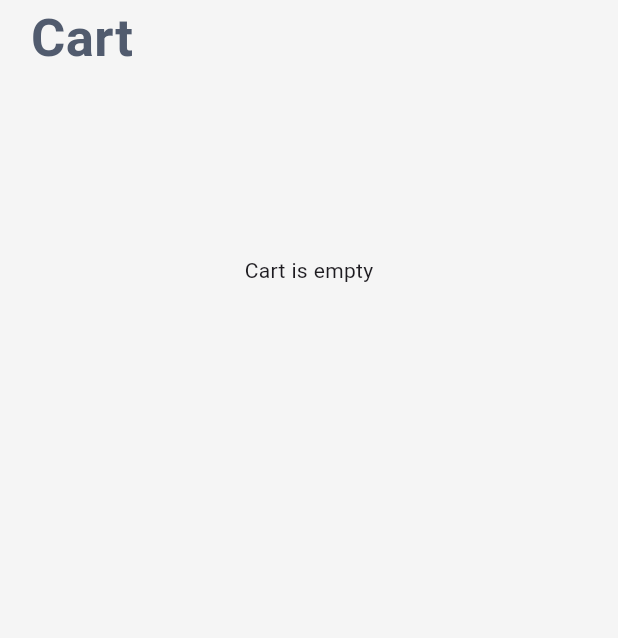
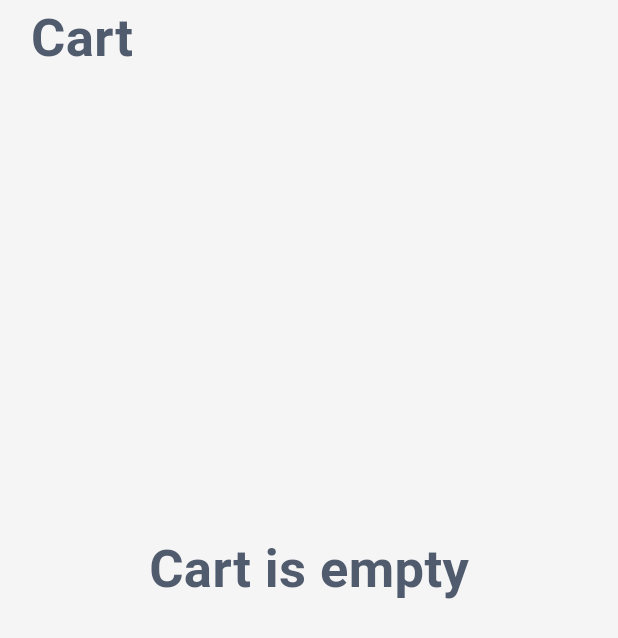
Before and after one commit to TASH-8/e_commerce_app, a Flutter app: the CartScreen screen opened by its route, on a phone screen of 412 x 824 dp. Shown: the top 638 px of the screen. Run offline on Flutter 3.47's test engine with Material 3 defaults, Android fonts, the light colour scheme and no system bars; drawn by our look-alikes of auto_size_text; our stand-ins replace bloc, equatable, flutter_bloc, flutter_svg, go_router, smooth_page_indicator.

Commit message:
adding cart ui without check out

```diff
--- a/lib/core/utils/constants.dart
+++ b/lib/core/utils/constants.dart
@@ -113,4 +113,5 @@ class Constants {
   static const String privacyPolicyTitle = "Privacy Policy";
   static const String faqTitle = "Frequently Asked Questions";
   static const String legalInformationTitle = "Legal Information";
+  static const String CARTISEMPTY = "Cart is empty" ;
 }
--- a/lib/features/cart/presentation/blocs/bloc/cart_event.dart
+++ b/lib/features/cart/presentation/blocs/bloc/cart_event.dart
@@ -18,6 +18,28 @@ class GetProductToCartEvent extends CartEvent {
   });
 }
 
-class IncrementEvent extends CartEvent {}
+class IncrementEvent extends CartEvent {
+  final String itemName;
 
-class DecreameantEvent extends CartEvent {}
+  const IncrementEvent(this.itemName);
+
+  @override
+  List<Object> get props => [itemName];
+}
+
+class DecreameantEvent extends CartEvent {
+  final String itemName;
+
+  const DecreameantEvent(this.itemName);
+
+  @override
+  List<Object> get props => [itemName];
+}
+
+class RemoveEvent extends CartEvent {
+    final String itemName;
+
+  const RemoveEvent({required this.itemName});
+  @override
+  List<Object> get props => [itemName];
+}
--- a/lib/features/cart/presentation/blocs/bloc/cart_state.dart
+++ b/lib/features/cart/presentation/blocs/bloc/cart_state.dart
@@ -1,39 +1,57 @@
-// // ignore_for_file: public_member_api_docs, sort_constructors_first
 import 'package:equatable/equatable.dart';
 
-enum CartStatus { initial, counterinitial, loaded, error, increment, decrement }
+class CartItem {
+  final String itemName;
+  final String itemPicture;
+  final double itemPrice;
+  final int quantity;
 
-class CartState extends Equatable {
-  final CartStatus status;
-  final String? itemName;
-  final String? itemPicture;
-  final double? itemPrice;
-  final int? quantity;
+  CartItem({
+    required this.itemName,
+    required this.itemPicture,
+    required this.itemPrice,
+    this.quantity = 1,
+  });
 
-  const CartState(
-      {required this.status,
-      this.itemName,
-      this.itemPicture,
-      this.itemPrice,
-      this.quantity = 1});
-
-  @override
-  List<Object?> get props =>
-      [status, itemName, itemPicture, itemPrice, quantity];
-
-  CartState copyWith({
-    CartStatus? status,
-    String? itemName,
-    String? itemPicture,
-    double? itemPrice,
-    int? quantity,
-  }) {
-    return CartState(
-      status: status ?? this.status,
-      itemName: itemName ?? this.itemName,
-      itemPicture: itemPicture ?? this.itemPicture,
-      itemPrice: itemPrice ?? this.itemPrice,
+  CartItem copyWith({int? quantity}) {
+    return CartItem(
+      itemName: itemName,
+      itemPicture: itemPicture,
+      itemPrice: itemPrice,
       quantity: quantity ?? this.quantity,
     );
   }
 }
+
+enum CartStatus {
+  initial,
+  counterinitial,
+  loaded,
+  error,
+  increment,
+  decrement,
+  remove
+}
+
+class CartState extends Equatable {
+  final CartStatus status;
+  final List<CartItem> items;
+
+  const CartState({
+    required this.status,
+    this.items = const [],
+  });
+
+  @override
+  List<Object?> get props => [status, items];
+
+  CartState copyWith({
+    CartStatus? status,
+    List<CartItem>? items,
+  }) {
+    return CartState(
+      status: status ?? this.status,
+      items: items ?? this.items,
+    );
+  }
+}
--- a/lib/features/cart/presentation/pages/cart_screen.dart
+++ b/lib/features/cart/presentation/pages/cart_screen.dart
@@ -1,20 +1,15 @@
 import 'package:auto_size_text/auto_size_text.dart';
-import 'package:e_commerce_app/core/app_images/app_images.dart';
 import 'package:e_commerce_app/core/theming/colors_manger.dart';
 import 'package:e_commerce_app/core/theming/text_styles.dart';
-import 'package:e_commerce_app/features/cart/presentation/blocs/bloc/cart_bloc.dart';
-import 'package:e_commerce_app/features/cart/presentation/blocs/bloc/cart_state.dart';
-import 'package:e_commerce_app/features/home/presentation/widgets/appbar_builder.dart';
+import 'package:e_commerce_app/features/cart/presentation/widgets/cart_items.dart';
 import 'package:e_commerce_app/features/product/presentation/widgets/side_custom_padding.dart';
 import 'package:flutter/material.dart';
-import 'package:flutter_bloc/flutter_bloc.dart';
 
 class CartScreen extends StatelessWidget {
   const CartScreen({super.key});
 
   @override
   Widget build(BuildContext context) {
-    final screenWidth = MediaQuery.of(context).size.width;
     return Scaffold(
       backgroundColor: ColorManger.greyshade100,
       body: SingleChildScrollView(
@@ -27,92 +22,7 @@ class CartScreen extends StatelessWidget {
                 style: TextStyles.font35CustomGreyBold,
               ),
             ),
-            const SizedBox(
-              height: 30,
-            ),
-            SidesCustomPadding(
-              child: Container(
-                width: screenWidth * 0.9,
-                height: 200,
-                decoration: BoxDecoration(
-                  borderRadius: BorderRadius.circular(20),
-                ),
-                child: BlocBuilder<CartBloc, CartState>(
-                  builder: (context, state) {
-                    if (state.status == CartStatus.loaded) {
-                      return Row(
-                        children: [
-                          Container(
-                            width: 125,
-                            height: 125,
-                            decoration: const BoxDecoration(
-                              color: ColorManger.white,
-                              shape: BoxShape.circle,
-                            ),
-                            child: Image.asset(
-                              state.itemPicture!,
-                            ),
-                          ),
-                          const SizedBox(
-                            width: 20,
-                          ),
-                          Column(
-                            mainAxisAlignment: MainAxisAlignment.center,
-                            crossAxisAlignment: CrossAxisAlignment.start,
-                            children: [
-                              AutoSizeText(
-                                state.itemName!,
-                                style: TextStyles.font16GreyNormal,
-                              ),
-                              const SizedBox(
-                                height: 10,
-                              ),
-                              AutoSizeText(
-                                state.itemPrice!.toString(),
-                                style: TextStyles.font16RedAccentNormal,
-                              ),
-                              Row(
-                                children: [
-                                  IconButton(
-                                    onPressed: () {
-                                      context
-                                          .read<CartBloc>()
-                                          .add(DecreameantEvent());
-                                    },
-                                    icon: const Icon(Icons.remove),
-                                  ),
-                                  BlocBuilder<CartBloc, CartState>(
-                                    builder: (context, state) {
-                                      // Simply display the quantity.
-                                      return Text(
-                                        "${state.quantity}",
-                                        style: TextStyle(fontSize: 18),
-                                      );
-                                    },
-                                  ),
-                                  IconButton(
-                                    onPressed: () {
-                                      context
-                                          .read<CartBloc>()
-                                          .add(IncrementEvent());
-                                    },
-                                    icon: const Icon(Icons.add),
-                                  ),
-                                ],
-                              ),
-                            ],
-                          ),
-                        ],
-                      );
-                    } else {
-                      return Center(
-                        child: Text("Cart is empty"),
-                      );
-                    }
-                  },
-                ),
-              ),
-            ),
+            CartItems()
           ],
         ),
       ),
--- /dev/null
+++ b/lib/features/cart/presentation/widgets/cart_items.dart
@@ -0,0 +1,113 @@
+import 'package:auto_size_text/auto_size_text.dart';
+import 'package:e_commerce_app/core/utils/constants.dart';
+import 'package:flutter/material.dart';
+import 'package:flutter_bloc/flutter_bloc.dart';
+import 'package:e_commerce_app/core/theming/colors_manger.dart';
+import 'package:e_commerce_app/core/theming/text_styles.dart';
+import 'package:e_commerce_app/features/cart/presentation/blocs/bloc/cart_bloc.dart';
+import 'package:e_commerce_app/features/cart/presentation/blocs/bloc/cart_state.dart';
+import 'package:e_commerce_app/features/cart/presentation/widgets/addItem_btn.dart';
+import 'package:e_commerce_app/features/cart/presentation/widgets/removeitem_btn.dart';
+
+class CartItems extends StatelessWidget {
+  const CartItems({super.key});
+
+  @override
+  Widget build(BuildContext context) {
+    final screenWidth = MediaQuery.of(context).size.width;
+    final screenHeight = MediaQuery.of(context).size.height;
+
+    return BlocBuilder<CartBloc, CartState>(
+      builder: (context, state) {
+        if (state.status == CartStatus.loaded && state.items.isNotEmpty) {
+          return SizedBox(
+            height: screenHeight * 0.7,
+            child: ListView.builder(
+              itemCount: state.items.length,
+              itemBuilder: (context, index) {
+                final item = state.items[index];
+                return Column(
+                  children: [
+                    Padding(
+                      padding: EdgeInsets.only(
+                        left: screenWidth * 0.08,
+                        top: screenHeight * 0.04,
+                      ),
+                      child: Row(
+                        children: [
+                          Container(
+                            width: screenWidth * 0.3,
+                            height: screenWidth * 0.3,
+                            decoration: const BoxDecoration(
+                              color: ColorManger.white,
+                              shape: BoxShape.circle,
+                            ),
+                            child: Image.asset(item.itemPicture),
+                          ),
+                          SizedBox(width: screenWidth * 0.05),
+                          Column(
+                            crossAxisAlignment: CrossAxisAlignment.start,
+                            children: [
+                              Row(
+                                children: [
+                                  Text(
+                                    item.itemName,
+                                    style: TextStyles.font16GreyNormal,
+                                  ),
+                                  SizedBox(width: screenWidth * 0.08),
+                                  IconButton(
+                                    onPressed: () {
+                                      context.read<CartBloc>().add(
+                                            RemoveEvent(
+                                                itemName: item.itemName),
+                                          );
+                                    },
+                                    icon: const Icon(Icons.delete),
+                                  ),
+                                ],
+                              ),
+                              SizedBox(height: screenHeight * 0.01),
+                              Text(
+                                '\$${item.itemPrice}',
+                                style: TextStyles.font16RedAccentNormal,
+                              ),
+                              Row(
+                                children: [
+                                  RemoveItemBtn(item: item),
+                                  Text(
+                                    '${item.quantity}',
+                                  ),
+                                  AddItemBtn(item: item),
+                                ],
+                              ),
+                            ],
+                          ),
+                        ],
+                      ),
+                    ),
+                    if (index < state.items.length - 1)
+                      Divider(
+                        color: Colors.grey.shade300,
+                        thickness: 1,
+                        indent: screenWidth * 0.08,
+                        endIndent: screenWidth * 0.08,
+                      ),
+                  ],
+                );
+              },
+            ),
+          );
+        } else {
+          return SizedBox(
+            width: double.infinity,
+            height: screenHeight * 0.8,
+            child: Center(
+              child: AutoSizeText(Constants.CARTISEMPTY,
+                  style: TextStyles.font35CustomGreyBold),
+            ),
+          );
+        }
+      },
+    );
+  }
+}
```
Also changed, not shown: lib/features/cart/presentation/blocs/bloc/cart_bloc.dart (+43 -17 lines), lib/features/cart/presentation/widgets/addItem_btn.dart (added, +38 -0 lines), lib/features/cart/presentation/widgets/removeitem_btn.dart (added, +34 -0 lines).
